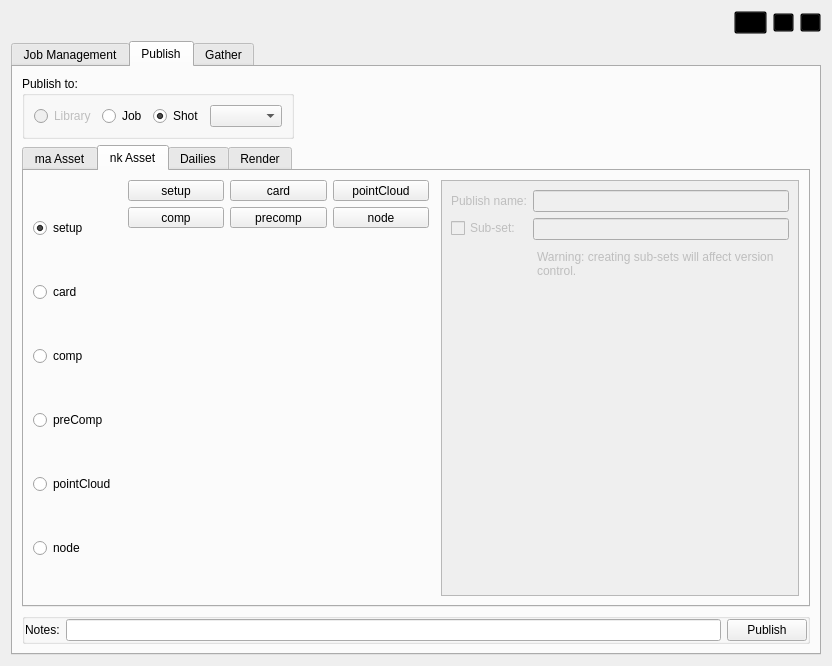
This is core/ui/icarusUI.ui in mjbonnington/icarus-gps as Qt 5 draws it before an edit. The edited form follows.
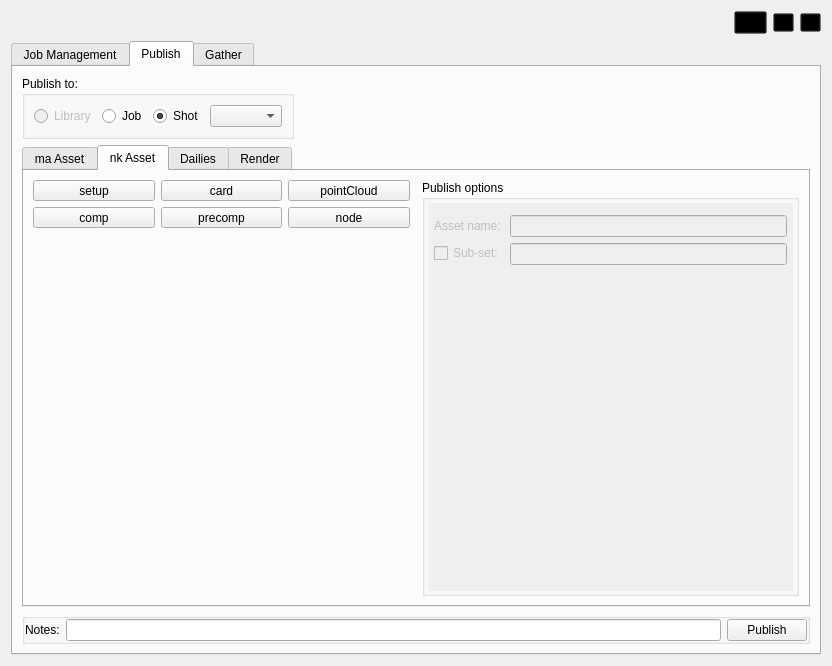
This is the edited form. The open tabs and pages were chosen to show the change. Icons and pictures are not drawn.

Commit message: Improved Maya and Nuke publish tab layouts. Publishing of all asset types working again

What changed in the file:
```diff
--- a/core/ui/icarusUI.ui
+++ b/core/ui/icarusUI.ui
@@ -1534,123 +1534,6 @@
               <property name="spacing">
                <number>12</number>
               </property>
-              <item>
-               <widget class="QFrame" name="nk_assetTypes_frame">
-                <property name="frameShape">
-                 <enum>QFrame::NoFrame</enum>
-                </property>
-                <layout class="QGridLayout" name="gridLayout_2">
-                 <property name="margin">
-                  <number>0</number>
-                 </property>
-                 <item row="0" column="0">
-                  <widget class="QRadioButton" name="nk_setupPbl_radioButton">
-                   <property name="enabled">
-                    <bool>true</bool>
-                   </property>
-                   <property name="autoFillBackground">
-                    <bool>false</bool>
-                   </property>
-                   <property name="text">
-                    <string>setup</string>
-                   </property>
-                   <property name="checked">
-                    <bool>true</bool>
-                   </property>
-                   <property name="autoExclusive">
-                    <bool>true</bool>
-                   </property>
-                  </widget>
-                 </item>
-                 <item row="4" column="0">
-                  <widget class="QRadioButton" name="nk_pointCloudPbl_radioButton">
-                   <property name="enabled">
-                    <bool>true</bool>
-                   </property>
-                   <property name="autoFillBackground">
-                    <bool>false</bool>
-                   </property>
-                   <property name="text">
-                    <string>pointCloud</string>
-                   </property>
-                   <property name="checked">
-                    <bool>false</bool>
-                   </property>
-                   <property name="autoExclusive">
-                    <bool>true</bool>
-                   </property>
-                  </widget>
-                 </item>
-                 <item row="1" column="0">
-                  <widget class="QRadioButton" name="nk_cardPbl_radioButton">
-                   <property name="enabled">
-                    <bool>true</bool>
-                   </property>
-                   <property name="autoFillBackground">
-                    <bool>false</bool>
-                   </property>
-                   <property name="text">
-                    <string>card</string>
-                   </property>
-                   <property name="checked">
-                    <bool>false</bool>
-                   </property>
-                   <property name="autoExclusive">
-                    <bool>true</bool>
-                   </property>
-                  </widget>
-                 </item>
-                 <item row="3" column="0">
-                  <widget class="QRadioButton" name="nk_preCompPbl_radioButton">
-                   <property name="enabled">
-                    <bool>true</bool>
-                   </property>
-                   <property name="autoFillBackground">
-                    <bool>false</bool>
-                   </property>
-                   <property name="text">
-                    <string>preComp</string>
-                   </property>
-                   <property name="autoExclusive">
-                    <bool>true</bool>
-                   </property>
-                  </widget>
-                 </item>
-                 <item row="2" column="0">
-                  <widget class="QRadioButton" name="nk_compPbl_radioButton">
-                   <property name="enabled">
-                    <bool>true</bool>
-                   </property>
-                   <property name="autoFillBackground">
-                    <bool>false</bool>
-                   </property>
-                   <property name="text">
-                    <string>comp</string>
-                   </property>
-                   <property name="autoExclusive">
-                    <bool>true</bool>
-                   </property>
-                  </widget>
-                 </item>
-                 <item row="5" column="0">
-                  <widget class="QRadioButton" name="nk_nodePbl_radioButton">
-                   <property name="enabled">
-                    <bool>true</bool>
-                   </property>
-                   <property name="autoFillBackground">
-                    <bool>false</bool>
-                   </property>
-                   <property name="text">
-                    <string>node</string>
-                   </property>
-                   <property name="autoExclusive">
-                    <bool>true</bool>
-                   </property>
-                  </widget>
-                 </item>
-                </layout>
-               </widget>
-              </item>
               <item>
                <widget class="QFrame" name="nk_assetType_frame">
                 <property name="frameShape">
@@ -1885,6 +1768,24 @@
                </widget>
               </item>
               <item>
+               <widget class="QGroupBox" name="nk_publishOptions_groupBox">
+                <property name="title">
+                 <string>Publish options</string>
+                </property>
+                <layout class="QVBoxLayout" name="verticalLayout_14">
+                 <property name="leftMargin">
+                  <number>3</number>
+                 </property>
+                 <property name="topMargin">
+                  <number>3</number>
+                 </property>
+                 <property name="rightMargin">
+                  <number>3</number>
+                 </property>
+                 <property name="bottomMargin">
+                  <number>2</number>
+                 </property>
+                 <item>
                <widget class="QScrollArea" name="nk_assetSettings_scrollArea">
                 <property name="enabled">
                  <bool>true</bool>
@@ -1898,6 +1799,12 @@
                 <property name="styleSheet">
                  <string notr="true"/>
                 </property>
+                   <property name="frameShape">
+                    <enum>QFrame::NoFrame</enum>
+                   </property>
+                   <property name="lineWidth">
+                    <number>0</number>
+                   </property>
                 <property name="widgetResizable">
                  <bool>true</bool>
                 </property>
@@ -1912,8 +1819,8 @@
                   <rect>
                    <x>0</x>
                    <y>0</y>
-                   <width>197</width>
-                   <height>172</height>
+                      <width>369</width>
+                      <height>417</height>
                   </rect>
                  </property>
                  <layout class="QVBoxLayout" name="verticalLayout_8">
@@ -1929,13 +1836,25 @@
                      <property name="fieldGrowthPolicy">
                       <enum>QFormLayout::ExpandingFieldsGrow</enum>
                      </property>
+                        <property name="leftMargin">
+                         <number>6</number>
+                        </property>
+                        <property name="topMargin">
+                         <number>12</number>
+                        </property>
+                        <property name="rightMargin">
+                         <number>6</number>
+                        </property>
+                        <property name="bottomMargin">
+                         <number>6</number>
+                        </property>
                      <item row="1" column="0">
                       <widget class="QLabel" name="nk_PblName_label">
                        <property name="enabled">
                         <bool>false</bool>
                        </property>
                        <property name="text">
-                        <string>Publish name:</string>
+                           <string>Asset name:</string>
                        </property>
                       </widget>
                      </item>
@@ -1983,33 +1902,8 @@
                         <bool>false</bool>
                        </property>
                        <property name="mandatoryField" stdset="0">
-                        <bool>true</bool>
-                       </property>
-                      </widget>
-                     </item>
-                     <item row="3" column="1">
-                      <widget class="QPlainTextEdit" name="nk_subSetWarning_textEdit">
-                       <property name="enabled">
                         <bool>false</bool>
                        </property>
-                       <property name="frameShape">
-                        <enum>QFrame::NoFrame</enum>
-                       </property>
-                       <property name="frameShadow">
-                        <enum>QFrame::Plain</enum>
-                       </property>
-                       <property name="lineWidth">
-                        <number>0</number>
-                       </property>
-                       <property name="verticalScrollBarPolicy">
-                        <enum>Qt::ScrollBarAlwaysOff</enum>
-                       </property>
-                       <property name="horizontalScrollBarPolicy">
-                        <enum>Qt::ScrollBarAlwaysOff</enum>
-                       </property>
-                       <property name="plainText">
-                        <string>Warning: creating sub-sets will affect version control.</string>
-                       </property>
                       </widget>
                      </item>
                     </layout>
@@ -2017,6 +1911,9 @@
                   </item>
                  </layout>
                 </widget>
+                  </widget>
+                 </item>
+                </layout>
                </widget>
               </item>
              </layout>
```
Left out of the diff: 610 changed lines with no effect on the pictures. Lines whose indentation alone changed are shown as unchanged. The commit also changes 15 other files.
